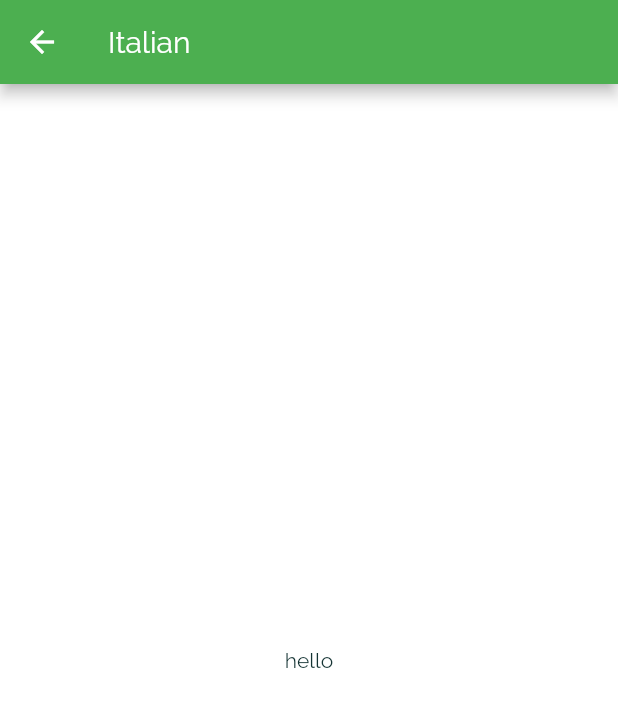
After one commit to rocksolid911/meal_app, a Flutter app: the screen it shows after launch, after a tap on "Italian", on a phone screen of 412 x 824 dp. The commit adds this screen. Shown: the top 707 px of the screen. Run offline on Flutter 3.47's test engine with Material 2 defaults, Android fonts, the phone set to English and light mode, and no system bars.

Commit message:
commit with 1st navigation where appbar title data is passed between screens

```diff
--- a/lib/category_item.dart
+++ b/lib/category_item.dart
@@ -1,15 +1,29 @@
 //general look of a category item
 import 'package:flutter/material.dart';
+import './category_meals_screen.dart';
 
 class CategoryItem extends StatelessWidget {
+  final String id;
   final String title;
   final Color color;
 
-  CategoryItem(this.title, this.color);
+  CategoryItem(this.id, this.title, this.color);
+
+  void selectCategory(BuildContext ctx) {
+    Navigator.of(ctx).push(
+      MaterialPageRoute(
+        builder: (_) {
+          return CategoryMealsScreen(id, title);
+        },
+      ),
+    );
+  }
 
   @override
   Widget build(BuildContext context) {
-    return Container(
+    return InkWell(
+      onTap: () => selectCategory(context),
+      child: Container(
         padding: const EdgeInsets.all(15),
         // ignore: deprecated_member_use
         child: Text(
@@ -28,6 +42,7 @@ class CategoryItem extends StatelessWidget {
           ),
           borderRadius: BorderRadius.circular(15),
         ),
+      ),
     );
   }
 }
--- /dev/null
+++ b/lib/category_meals_screen.dart
@@ -0,0 +1,17 @@
+import 'package:flutter/material.dart';
+class CategoryMealsScreen extends StatelessWidget {
+  final String categoryId;
+  final String categoryTitle;
+  CategoryMealsScreen(this.categoryId,this.categoryTitle);
+  @override
+  Widget build(BuildContext context) {
+    return Scaffold(
+      appBar: AppBar(
+        title: Text(categoryTitle),
+      ),
+      body: Center(
+        child: Text('hello'),
+      ),
+    );
+  }
+}
--- a/lib/category_screen.dart
+++ b/lib/category_screen.dart
@@ -14,6 +14,7 @@ class CategoriesScreen extends StatelessWidget {
         children: DUMMY_CATEGORIES
             .map(
               (catData) => CategoryItem(
+                catData.id,
                 catData.title,
                 catData.color,
               ),
```
Lines whose indentation alone changed are shown as unchanged.
